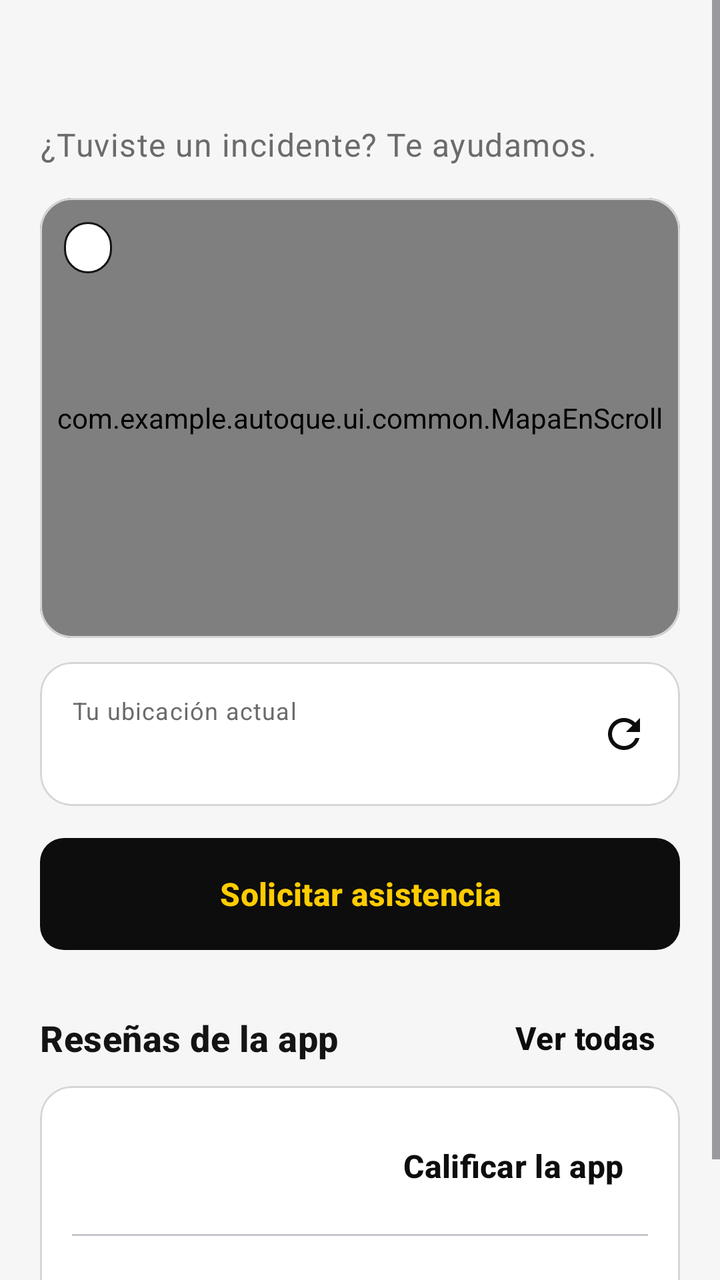
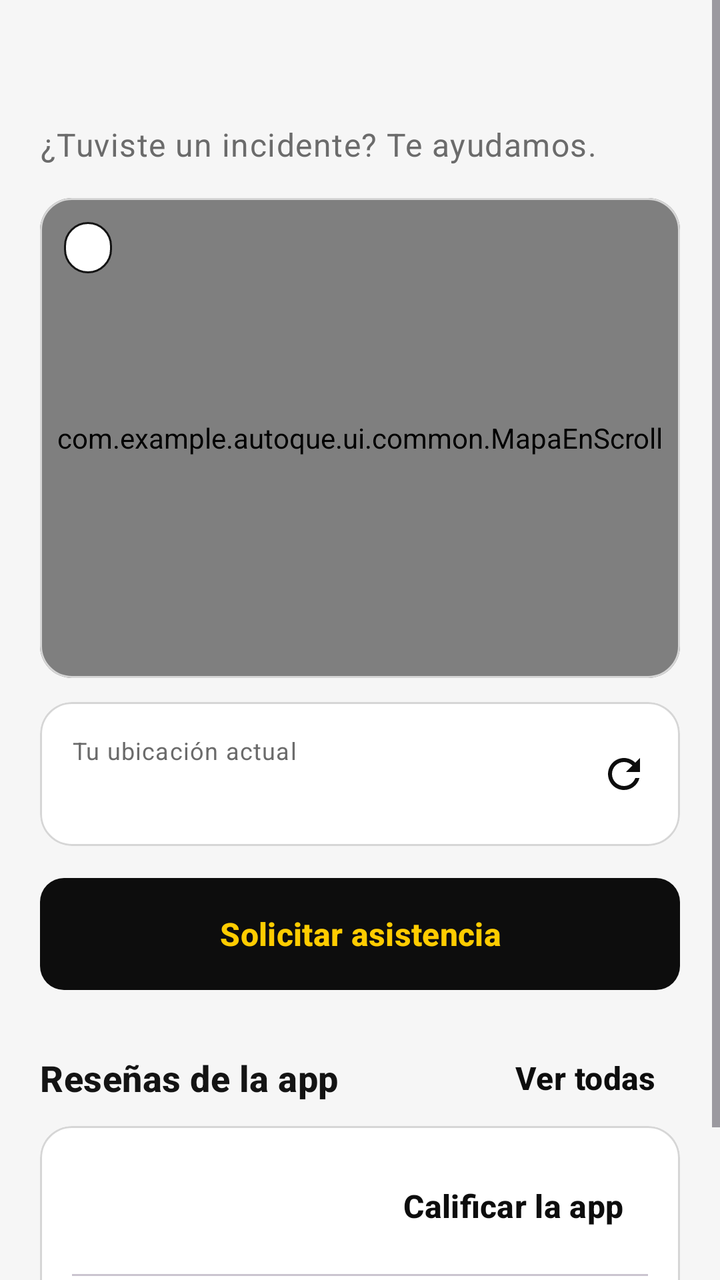

An Android layout rendered at two revisions. The XML below is the earlier revision; the diff shows what the commit changed to produce the second picture.
<!-- AndroidManifest.xml: application theme Theme.Autoque -->
<!-- res/layout/fragment_inicio_cliente.xml -->
<?xml version="1.0" encoding="utf-8"?>
<ScrollView xmlns:android="http://schemas.android.com/apk/res/android"
    xmlns:app="http://schemas.android.com/apk/res-auto"
    android:layout_width="match_parent"
    android:layout_height="match_parent">

    <LinearLayout
        android:layout_width="match_parent"
        android:layout_height="wrap_content"
        android:orientation="vertical"
        android:padding="20dp">

        <TextView
            android:id="@+id/tvSaludo"
            android:layout_width="wrap_content"
            android:layout_height="wrap_content"
            android:textAppearance="@style/TextAppearance.Autoque.Headline" />

        <TextView
            android:layout_width="wrap_content"
            android:layout_height="wrap_content"
            android:layout_marginTop="4dp"
            android:text="@string/tuviste_incidente"
            android:textAppearance="@style/TextAppearance.Autoque.Body" />

        <com.google.android.material.card.MaterialCardView
            style="@style/Autoque.Card"
            android:layout_width="match_parent"
            android:layout_height="220dp"
            android:layout_marginTop="16dp">

            <FrameLayout
                android:layout_width="match_parent"
                android:layout_height="match_parent">

                <com.example.autoque.ui.common.MapaEnScroll
                    android:id="@+id/mapa"
                    android:layout_width="match_parent"
                    android:layout_height="match_parent" />

                <TextView
                    android:id="@+id/tvGpsChip"
                    style="@style/Autoque.Badge"
                    android:layout_margin="12dp"
                    android:background="@drawable/bg_badge_finalizada"
                    android:textColor="@color/text_primary" />

                <LinearLayout
                    android:id="@+id/panelSinUbicacion"
                    android:layout_width="match_parent"
                    android:layout_height="match_parent"
                    android:background="@color/surface_muted"
                    android:gravity="center"
                    android:orientation="vertical"
                    android:padding="20dp"
                    android:visibility="gone">

                    <ImageView
                        android:layout_width="48dp"
                        android:layout_height="48dp"
                        android:background="@drawable/bg_circle_black"
                        android:importantForAccessibility="no"
                        android:padding="12dp"
                        android:src="@drawable/ic_location"
                        app:tint="@color/autoque_yellow" />

                    <TextView
                        android:id="@+id/tvSinUbicacionTitulo"
                        android:layout_width="wrap_content"
                        android:layout_height="wrap_content"
                        android:layout_marginTop="10dp"
                        android:textAppearance="@style/TextAppearance.Autoque.CardTitle" />

                    <TextView
                        android:id="@+id/tvSinUbicacionDesc"
                        android:layout_width="wrap_content"
                        android:layout_height="wrap_content"
                        android:layout_marginTop="4dp"
                        android:gravity="center"
                        android:textAppearance="@style/TextAppearance.Autoque.Label" />

                    <com.google.android.material.button.MaterialButton
                        android:id="@+id/btnActivarUbicacion"
                        style="@style/Widget.Autoque.Button.Small"
                        android:layout_width="wrap_content"
                        android:layout_height="wrap_content"
                        android:layout_marginTop="12dp" />
                </LinearLayout>
            </FrameLayout>
        </com.google.android.material.card.MaterialCardView>

        <com.google.android.material.card.MaterialCardView
            style="@style/Autoque.Card"
            android:layout_width="match_parent"
            android:layout_height="wrap_content"
            android:layout_marginTop="12dp">

            <LinearLayout
                android:layout_width="match_parent"
                android:layout_height="wrap_content"
                android:gravity="center_vertical"
                android:orientation="horizontal"
                android:paddingVertical="12dp"
                android:paddingStart="16dp"
                android:paddingEnd="4dp">

                <LinearLayout
                    android:layout_width="0dp"
                    android:layout_height="wrap_content"
                    android:layout_weight="1"
                    android:orientation="vertical">

                    <TextView
                        android:layout_width="wrap_content"
                        android:layout_height="wrap_content"
                        android:text="@string/tu_ubicacion_actual"
                        android:textAppearance="@style/TextAppearance.Autoque.Helper" />

                    <TextView
                        android:id="@+id/tvDireccionActual"
                        android:layout_width="wrap_content"
                        android:layout_height="wrap_content"
                        android:layout_marginTop="2dp"
                        android:textColor="@color/text_primary"
                        android:textSize="16sp" />
                </LinearLayout>

                <ImageButton
                    android:id="@+id/btnRefrescarUbicacion"
                    android:layout_width="48dp"
                    android:layout_height="48dp"
                    android:background="?attr/selectableItemBackgroundBorderless"
                    android:contentDescription="@string/actualizar_ubicacion"
                    android:src="@drawable/ic_refresh"
                    app:tint="@color/autoque_black" />
            </LinearLayout>
        </com.google.android.material.card.MaterialCardView>

        <com.google.android.material.card.MaterialCardView
            android:id="@+id/cardActiva"
            style="@style/Autoque.Card"
            android:layout_width="match_parent"
            android:layout_height="wrap_content"
            android:layout_marginTop="12dp"
            android:clickable="true"
            android:focusable="true"
            android:visibility="gone"
            app:strokeColor="@color/autoque_yellow"
            app:strokeWidth="2dp">

            <LinearLayout
                android:layout_width="match_parent"
                android:layout_height="wrap_content"
                android:orientation="vertical"
                android:padding="16dp">

                <LinearLayout
                    android:layout_width="match_parent"
                    android:layout_height="wrap_content"
                    android:gravity="center_vertical"
                    android:orientation="horizontal">

                    <TextView
                        android:layout_width="0dp"
                        android:layout_height="wrap_content"
                        android:layout_weight="1"
                        android:text="@string/solicitud_en_curso"
                        android:textAppearance="@style/TextAppearance.Autoque.CardTitle" />

                    <TextView
                        android:id="@+id/tvActivaEstado"
                        style="@style/Autoque.Badge" />
                </LinearLayout>

                <TextView
                    android:id="@+id/tvActivaDetalle"
                    android:layout_width="match_parent"
                    android:layout_height="wrap_content"
                    android:layout_marginTop="6dp"
                    android:textAppearance="@style/TextAppearance.Autoque.Body" />
            </LinearLayout>
        </com.google.android.material.card.MaterialCardView>

        <com.google.android.material.button.MaterialButton
            android:id="@+id/btnSolicitar"
            style="@style/Widget.Autoque.Button.Dark"
            android:layout_width="match_parent"
            android:layout_height="wrap_content"
            android:layout_marginTop="16dp"
            android:text="@string/solicitar_asistencia" />

        <LinearLayout
            android:layout_width="match_parent"
            android:layout_height="wrap_content"
            android:layout_marginTop="20dp"
            android:gravity="center_vertical"
            android:orientation="horizontal">

            <TextView
                android:layout_width="0dp"
                android:layout_height="wrap_content"
                android:layout_weight="1"
                android:text="@string/resenas_app"
                android:textAppearance="@style/TextAppearance.Autoque.CardTitle"
                android:textSize="18sp" />

            <com.google.android.material.button.MaterialButton
                android:id="@+id/btnVerResenas"
                style="@style/Widget.Autoque.Button.Text"
                android:layout_width="wrap_content"
                android:layout_height="wrap_content"
                android:text="@string/ver_todas" />
        </LinearLayout>

        <com.google.android.material.card.MaterialCardView
            style="@style/Autoque.Card"
            android:layout_width="match_parent"
            android:layout_height="wrap_content">

            <LinearLayout
                android:layout_width="match_parent"
                android:layout_height="wrap_content"
                android:orientation="vertical"
                android:padding="16dp">

                <LinearLayout
                    android:layout_width="match_parent"
                    android:layout_height="wrap_content"
                    android:gravity="center_vertical"
                    android:orientation="horizontal">

                    <TextView
                        android:id="@+id/tvPromedioApp"
                        android:layout_width="wrap_content"
                        android:layout_height="wrap_content"
                        android:textColor="@color/text_primary"
                        android:textSize="32sp"
                        android:textStyle="bold" />

                    <LinearLayout
                        android:layout_width="0dp"
                        android:layout_height="wrap_content"
                        android:layout_marginStart="12dp"
                        android:layout_weight="1"
                        android:orientation="vertical">

                        <TextView
                            android:id="@+id/tvEstrellasApp"
                            android:layout_width="wrap_content"
                            android:layout_height="wrap_content"
                            android:textColor="@color/autoque_yellow_dark"
                            android:textSize="16sp" />

                        <TextView
                            android:id="@+id/tvTotalResenasApp"
                            android:layout_width="wrap_content"
                            android:layout_height="wrap_content"
                            android:textAppearance="@style/TextAppearance.Autoque.Helper" />
                    </LinearLayout>

                    <com.google.android.material.button.MaterialButton
                        android:id="@+id/btnCalificarApp"
                        style="@style/Widget.Autoque.Button.Text"
                        android:layout_width="wrap_content"
                        android:layout_height="wrap_content"
                        android:text="@string/calificar_la_app" />
                </LinearLayout>

                <com.google.android.material.divider.MaterialDivider
                    android:layout_width="match_parent"
                    android:layout_height="wrap_content"
                    android:layout_marginVertical="10dp" />

                <TextView
                    android:id="@+id/tvUltimaResenaAutor"
                    android:layout_width="wrap_content"
                    android:layout_height="wrap_content"
                    android:textColor="@color/text_primary"
                    android:textStyle="bold" />

                <TextView
                    android:id="@+id/tvUltimaResenaTexto"
                    android:layout_width="match_parent"
                    android:layout_height="wrap_content"
                    android:layout_marginTop="2dp"
                    android:textAppearance="@style/TextAppearance.Autoque.Body" />
            </LinearLayout>
        </com.google.android.material.card.MaterialCardView>
    </LinearLayout>
</ScrollView>
<!-- resources referenced by this layout -->
<resources>
  <color name="autoque_black">#0D0D0D</color>
  <color name="autoque_yellow">#FFCC00</color>
  <color name="autoque_yellow_dark">#E6B800</color>
  <color name="surface_muted">#EDEDED</color>
  <color name="text_primary">#141414</color>
  <!-- drawable bg_circle_black (drawable) -->
  <?xml version="1.0" encoding="utf-8"?>
  <shape xmlns:android="http://schemas.android.com/apk/res/android" android:shape="oval">
      <solid android:color="@color/autoque_black" />
  </shape>
  <string name="actualizar_ubicacion">Actualizar ubicación</string>
  <string name="calificar_la_app">Calificar la app</string>
  <string name="resenas_app">Reseñas de la app</string>
  <string name="solicitar_asistencia">Solicitar asistencia</string>
  <string name="solicitud_en_curso">Tienes una solicitud en curso</string>
  <string name="tu_ubicacion_actual">Tu ubicación actual</string>
  <string name="tuviste_incidente">¿Tuviste un incidente? Te ayudamos.</string>
  <string name="ver_todas">Ver todas</string>
  <style name="Autoque.Card" parent="Widget.Material3.CardView.Outlined">
          <item name="cardBackgroundColor">@color/surface_card</item>
          <item name="strokeColor">@color/outline</item>
          <item name="cardCornerRadius">16dp</item>
      </style>
  <style name="TextAppearance.Autoque.Body" parent="TextAppearance.Material3.BodyLarge">
          <item name="android:textColor">@color/text_secondary</item>
      </style>
  <style name="TextAppearance.Autoque.CardTitle" parent="TextAppearance.Material3.TitleMedium">
          <item name="android:textStyle">bold</item>
          <item name="android:textColor">@color/text_primary</item>
      </style>
  <style name="TextAppearance.Autoque.Headline" parent="TextAppearance.Material3.HeadlineMedium">
          <item name="android:textStyle">bold</item>
          <item name="android:textColor">@color/text_primary</item>
      </style>
  <style name="TextAppearance.Autoque.Helper" parent="TextAppearance.Material3.BodySmall">
          <item name="android:textColor">@color/text_secondary</item>
      </style>
  <style name="TextAppearance.Autoque.Label" parent="TextAppearance.Material3.BodyMedium">
          <item name="android:textColor">@color/text_secondary</item>
      </style>
  <style name="Widget.Autoque.Button.Dark">
          <item name="backgroundTint">@color/button_dark_bg</item>
          <item name="android:textColor">@color/button_dark_text</item>
      </style>
  <style name="Widget.Autoque.Button.Small" parent="Widget.Autoque.Button.Dark">
          <item name="android:minHeight">44dp</item>
          <item name="android:textSize">15sp</item>
          <item name="android:paddingStart">20dp</item>
          <item name="android:paddingEnd">20dp</item>
      </style>
  <style name="Widget.Autoque.Button.Text" parent="Widget.Material3.Button.TextButton">
          <item name="android:textColor">@color/autoque_black</item>
          <item name="android:textStyle">bold</item>
      </style>
  <style name="Theme.Autoque" parent="Base.Theme.Autoque" />
  <color name="surface_card">#FFFFFF</color>
  <color name="outline">#D6D6D6</color>
  <color name="text_secondary">#6B6B6B</color>
  <color name="autoque_white">#FFFFFF</color>
  <color name="autoque_yellow_soft">#FFF6CC</color>
  <color name="error">#C62828</color>
  <color name="surface_background">#F6F6F6</color>
  <style name="ThemeOverlay.Autoque.Dialog" parent="ThemeOverlay.Material3.MaterialAlertDialog">
          <item name="colorSecondary">@color/autoque_black</item>
          <item name="colorPrimary">@color/autoque_black</item>
      </style>
  <style name="ShapeAppearance.Autoque.Medium" parent="ShapeAppearance.Material3.Corner.Medium">
          <item name="cornerSize">12dp</item>
      </style>
  <style name="TextAppearance.Autoque.ToolbarTitle" parent="TextAppearance.Material3.TitleLarge">
          <item name="android:textStyle">bold</item>
          <item name="android:textColor">@color/text_primary</item>
      </style>
  <!-- unchanged entries left out for length: 8 -->
</resources>

<!-- the commit's change to res/layout/fragment_inicio_cliente.xml (unified diff, before → after) -->
@@ -26,7 +26,7 @@
         <com.google.android.material.card.MaterialCardView
             style="@style/Autoque.Card"
             android:layout_width="match_parent"
-            android:layout_height="220dp"
+            android:layout_height="240dp"
             android:layout_marginTop="16dp">
 
             <FrameLayout
@@ -52,15 +52,16 @@
                     android:background="@color/surface_muted"
                     android:gravity="center"
                     android:orientation="vertical"
-                    android:padding="20dp"
+                    android:paddingHorizontal="20dp"
+                    android:paddingVertical="14dp"
                     android:visibility="gone">
 
                     <ImageView
-                        android:layout_width="48dp"
-                        android:layout_height="48dp"
+                        android:layout_width="40dp"
+                        android:layout_height="40dp"
                         android:background="@drawable/bg_circle_black"
                         android:importantForAccessibility="no"
-                        android:padding="12dp"
+                        android:padding="10dp"
                         android:src="@drawable/ic_location"
                         app:tint="@color/autoque_yellow" />
 
@@ -68,7 +69,7 @@
                         android:id="@+id/tvSinUbicacionTitulo"
                         android:layout_width="wrap_content"
                         android:layout_height="wrap_content"
-                        android:layout_marginTop="10dp"
+                        android:layout_marginTop="8dp"
                         android:textAppearance="@style/TextAppearance.Autoque.CardTitle" />
 
                     <TextView
@@ -76,7 +77,9 @@
                         android:layout_width="wrap_content"
                         android:layout_height="wrap_content"
                         android:layout_marginTop="4dp"
+                        android:ellipsize="end"
                         android:gravity="center"
+                        android:maxLines="3"
                         android:textAppearance="@style/TextAppearance.Autoque.Label" />
 
                     <com.google.android.material.button.MaterialButton
@@ -84,7 +87,7 @@
                         style="@style/Widget.Autoque.Button.Small"
                         android:layout_width="wrap_content"
                         android:layout_height="wrap_content"
-                        android:layout_marginTop="12dp" />
+                        android:layout_marginTop="10dp" />
                 </LinearLayout>
             </FrameLayout>
         </com.google.android.material.card.MaterialCardView>
